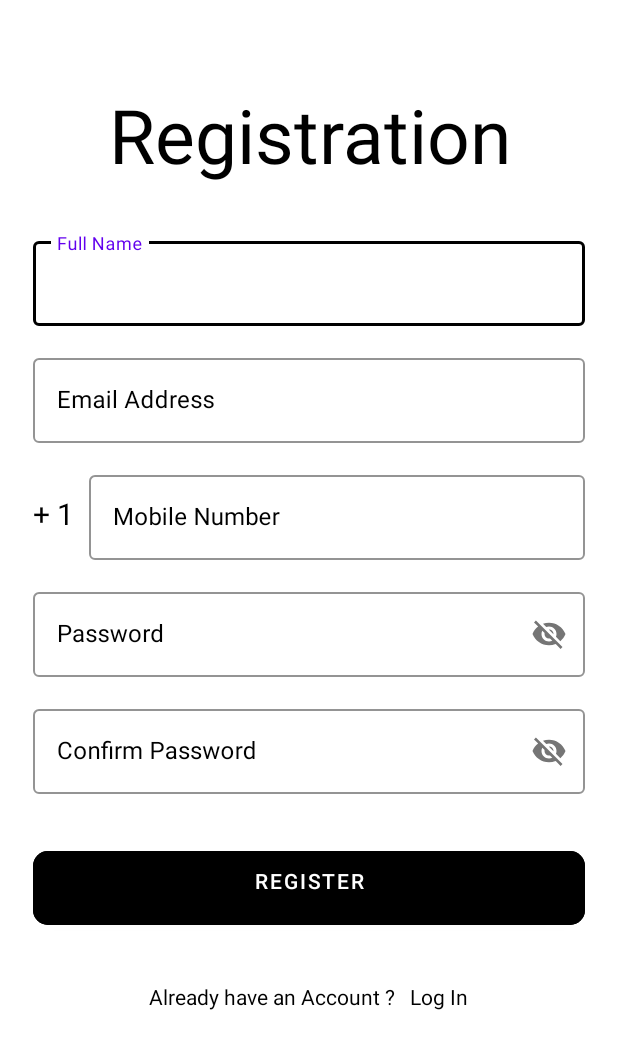
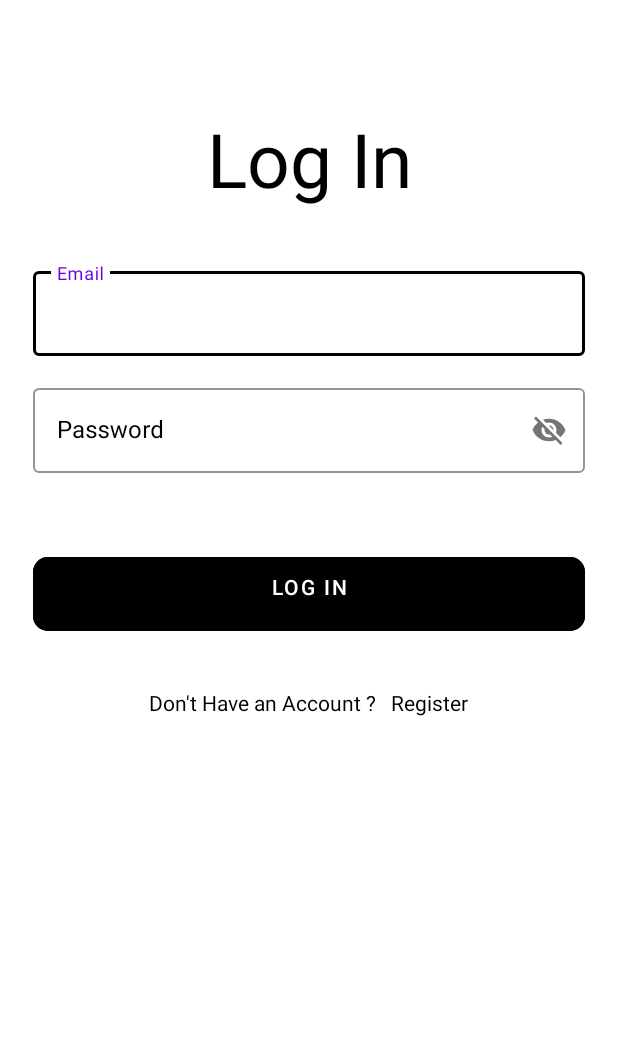
Before and after one commit to darriusjackson/LLAndroid, an Android app: the screen it shows after launch (Registration before the commit, LogIn after it), on a phone screen of 412 x 824 dp. Shown: the top 1049 px of the screen. Run offline under Robolectric (Android 15) with nearby library versions, the phone set to English and light mode, and no system bars.

Commit message:
UI designs from Android Studio

```diff
--- a/app/src/main/java/com/example/llandroid/LogIn.java
+++ b/app/src/main/java/com/example/llandroid/LogIn.java
@@ -3,6 +3,7 @@ package com.example.llandroid;
 import androidx.appcompat.app.AppCompatActivity;
 
 import android.content.Intent;
+import android.graphics.Color;
 import android.os.Bundle;
 import android.widget.Button;
 import android.widget.EditText;
@@ -24,12 +25,12 @@ public class LogIn extends AppCompatActivity {
         super.onCreate(savedInstanceState);
         setContentView(R.layout.activity_log_in);
         txRegistration = findViewById(R.id.txRegistration);
-
-
+        setupRegisterActivityLink();
         t1=(EditText)findViewById(R.id.edtRegistrationEmail);
         t2=(EditText)findViewById(R.id.edtRegistrationPassword);
         insertLogIn = findViewById(R.id.btnLogIn);
         db = new LogInDBManager(LogIn.this);
+
 
             insertLogIn.setOnClickListener(new View.OnClickListener() {
             @Override
@@ -54,5 +55,21 @@ public class LogIn extends AppCompatActivity {
 
          }
             });
+
+
+            }
+
+            // sets up the registration link the user can click on if they do not have an account
+    private void setupRegisterActivityLink() {
+        TextView registerLink = findViewById(R.id.txRegistration);
+        registerLink.setTextColor(Color.BLACK);
+        registerLink.setOnClickListener(new View.OnClickListener() {
+            @Override
+            public void onClick(View view) {
+                Intent registerIntent = new Intent(LogIn.this, Registration.class);
+                startActivity(registerIntent);
+            }
+        });
+
+        }
     }
-}
--- a/app/src/main/java/com/example/llandroid/SplashScreen.java
+++ b/app/src/main/java/com/example/llandroid/SplashScreen.java
@@ -18,7 +18,7 @@ public class SplashScreen extends AppCompatActivity {
         h.postDelayed(new Runnable() {
             @Override
             public void run() {
-                Intent i = new Intent(SplashScreen.this,Registration.class);
+                Intent i = new Intent(SplashScreen.this,LogIn.class);
                 startActivity(i);
                 finish();
 
--- a/app/src/main/res/layout/activity_log_in.xml
+++ b/app/src/main/res/layout/activity_log_in.xml
@@ -117,7 +117,7 @@
                 android:layout_width="wrap_content"
                 android:layout_height="wrap_content"
                 android:layout_marginStart="10dp"
-                android:text="Register"
+                android:text="@string/register_activity_link"
                 android:textColor="@color/black"
                 android:textSize="14sp" />
 
--- a/app/src/main/res/layout/activity_registration.xml
+++ b/app/src/main/res/layout/activity_registration.xml
@@ -189,7 +189,7 @@
                 android:layout_width="wrap_content"
                 android:layout_height="wrap_content"
                 android:layout_marginStart="10dp"
-                android:text="Log In"
+                android:text="@string/login_activity_link"
                 android:textColor="@color/black"
                 android:textSize="14sp" />
 
--- a/app/src/main/res/values/strings.xml
+++ b/app/src/main/res/values/strings.xml
@@ -3,4 +3,6 @@
     <string name="full_name">Full Name</string>
     <string name="open">Sidebar opened</string>
     <string name="close">Sidebar closed</string>
+    <string name="register_activity_link">Register</string>
+    <string name="login_activity_link">Log In</string>
 </resources>
```
Also changed, not shown: app/src/main/java/com/example/llandroid/Registration.java (+26 -11 lines).
